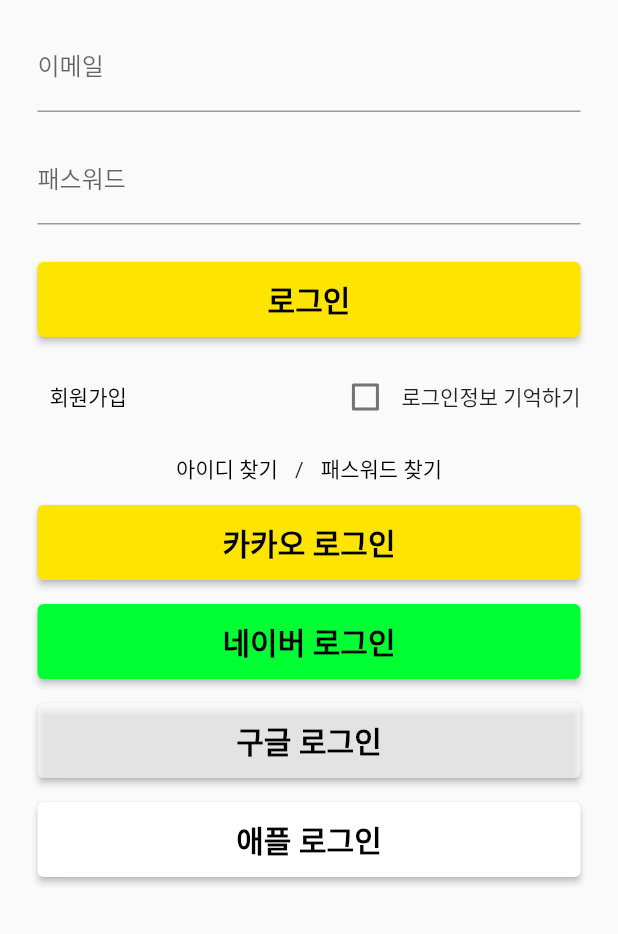
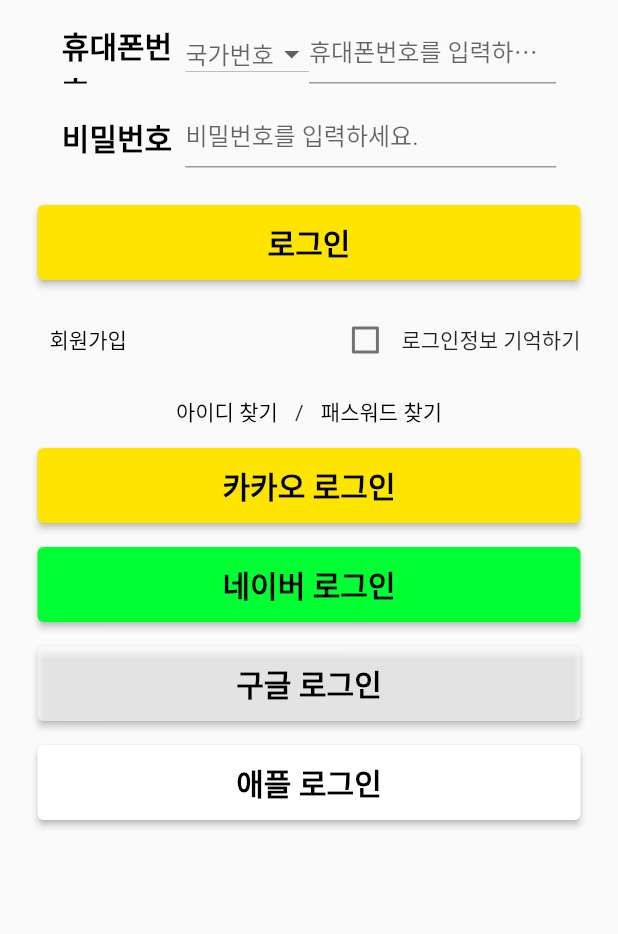
Before and after one commit to FEFastEasy/FEFE, a Flutter app: the Login screen opened directly, on a phone screen of 412 x 824 dp, the part 302-1236 px from its top. Run offline on Flutter 3.47's test engine with Material 2 defaults, Android fonts, the phone set to English and light mode, and no system bars; our stand-ins replace image_picker; missing offline and left inert: qr_code_scanner.

Commit message:
230924_login change mobile password

```diff
--- a/lib/login/login.dart
+++ b/lib/login/login.dart
@@ -1,4 +1,5 @@
 import 'package:flutter/material.dart';
+import 'package:flutter/services.dart';
 import 'package:fefe/order/order.dart';
 import 'package:fefe/login/signup.dart';
 
@@ -8,6 +9,31 @@ class Login extends StatefulWidget {
   @override
   State<Login> createState() => _LoginState();
 }
+
+final TextEditingController _mobileController = TextEditingController();
+
+final List<Map<String, String>> countries = [
+  {'code': '+1', 'flag': '🇺🇸'},
+  {'code': '+44', 'flag': '🇬🇧'},
+  {'code': '+81', 'flag': '🇯🇵'},
+  {'code': '+82', 'flag': '🇰🇷'},
+  {'code': '+86', 'flag': '🇨🇳'},
+  {'code': '+91', 'flag': '🇮🇳'},
+  {'code': '+92', 'flag': '🇵🇰'},
+  {'code': '+93', 'flag': '🇦🇫'},
+  {'code': '+94', 'flag': '🇱🇰'},
+  {'code': '+95', 'flag': '🇲🇲'},
+  {'code': '+98', 'flag': '🇮🇷'},
+  {'code': '+99', 'flag': '🌐'},
+];
+
+Map<String, String>? _selectedCountry;
+
+final TextStyle labelTextStyle = TextStyle(
+  fontSize: 20,
+  fontWeight: FontWeight.bold,
+  color: Colors.black,
+);
 
 class _LoginState extends State<Login> {
   TextEditingController _usernameController = TextEditingController();
@@ -64,16 +90,9 @@ class _LoginState extends State<Login> {
           children: [
             _buildLogo(),
             SizedBox(height: 16.0),
-            _buildTextField(
-              controller: _usernameController,
-              labelText: '이메일',
-            ),
+            _buildMobile('휴대폰번호', '휴대폰번호를 입력하세요.'),
             SizedBox(height: 16.0),
-            _buildTextField(
-              controller: _passwordController,
-              labelText: '패스워드',
-              obscureText: true,
-            ),
+            _buildPasswordField('비밀번호', '비밀번호를 입력하세요.'),
             SizedBox(height: 25.0),
             // 로그인 버튼
             _buildElevatedButton(
@@ -183,16 +202,99 @@ class _LoginState extends State<Login> {
     );
   }
 
-  Widget _buildTextField({
-    required TextEditingController controller,
-    required String labelText,
-    bool obscureText = false,
-  }) {
-    return TextField(
-      controller: controller,
-      obscureText: obscureText,
-      decoration: InputDecoration(
-        labelText: labelText,
+  Widget _buildMobile(String label, String hintText) {
+    return Container(
+      height: 40,
+      width: MediaQuery
+          .of(context)
+          .size
+          .width * 8 / 10,
+      alignment: Alignment.center,
+      child: Row(
+        children: [
+          Container(
+            width: MediaQuery
+                .of(context)
+                .size
+                .width * 2 / 10,
+            child: Text(label, style: labelTextStyle),
+          ),
+          Container(
+            alignment: Alignment.bottomCenter,
+            width: MediaQuery
+                .of(context)
+                .size
+                .width * 2 / 10,
+            child: DropdownButton<Map<String, String>>(
+              value: _selectedCountry,
+              onChanged: (value) {
+                setState(() {
+                  _selectedCountry = value;
+                });
+              },
+              items: countries.map<DropdownMenuItem<Map<String, String>>>(
+                      (Map<String, String> country) {
+                    return DropdownMenuItem<Map<String, String>>(
+                      value: country,
+                      child: Row(
+                        children: [
+                          Text(country['flag'] ?? ''),
+                          SizedBox(width: 6),
+                          Text(country['code'] ?? ''),
+                        ],
+                      ),
+                    );
+                  }).toList(),
+              hint: Text('국가번호'),
+            ),
+          ),
+          Container(
+            width: MediaQuery
+                .of(context)
+                .size
+                .width * 4 / 10,
+            child: TextField(
+              controller: _mobileController,
+              decoration: InputDecoration(
+                labelText: _mobileController.text.isEmpty ? hintText : null,
+              ),
+              keyboardType: TextInputType.phone,
+              inputFormatters: [FilteringTextInputFormatter.digitsOnly],
+            ),
+          ),
+        ],
+      ),
+    );
+  }
+
+  Widget _buildPasswordField(String label, String hintText) {
+    return Container(
+      height: 40,
+      width: MediaQuery
+          .of(context)
+          .size
+          .width * 8 / 10,
+      alignment: Alignment.center,
+      child: Row(
+        children: [
+          Container(
+            width: MediaQuery
+                .of(context)
+                .size
+                .width * 2 / 10,
+            child: Text(label, style: labelTextStyle),
+          ),
+          Container(
+            width: MediaQuery.of(context).size.width * 6 / 10,
+            child: TextField(
+              controller: _passwordController,
+              decoration: InputDecoration(
+                labelText: _passwordController.text.isEmpty ? hintText : null,
+              ),
+              obscureText: true, // 이 부분을 추가하여 비밀번호가 * 모양으로 표시됩니다.
+            ),
+          ),
+        ],
       ),
     );
   }
```
